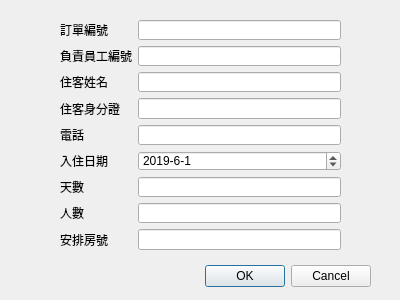
The window that dialog.ui (pochih0313/DBMS-Hotel) describes before a commit, drawn with Qt 5.
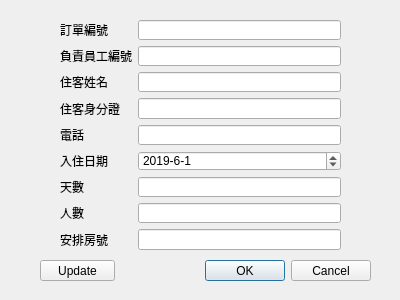
The same window after the commit.

```diff
--- a/dialog.ui
+++ b/dialog.ui
@@ -19,7 +19,7 @@
      <x>30</x>
      <y>260</y>
      <width>341</width>
-     <height>32</height>
+     <height>21</height>
     </rect>
    </property>
    <property name="orientation">
@@ -152,6 +152,19 @@
     </item>
    </layout>
   </widget>
+  <widget class="QPushButton" name="pushButton">
+   <property name="geometry">
+    <rect>
+     <x>40</x>
+     <y>260</y>
+     <width>75</width>
+     <height>21</height>
+    </rect>
+   </property>
+   <property name="text">
+    <string>Update</string>
+   </property>
+  </widget>
  </widget>
  <resources/>
  <connections>
```
